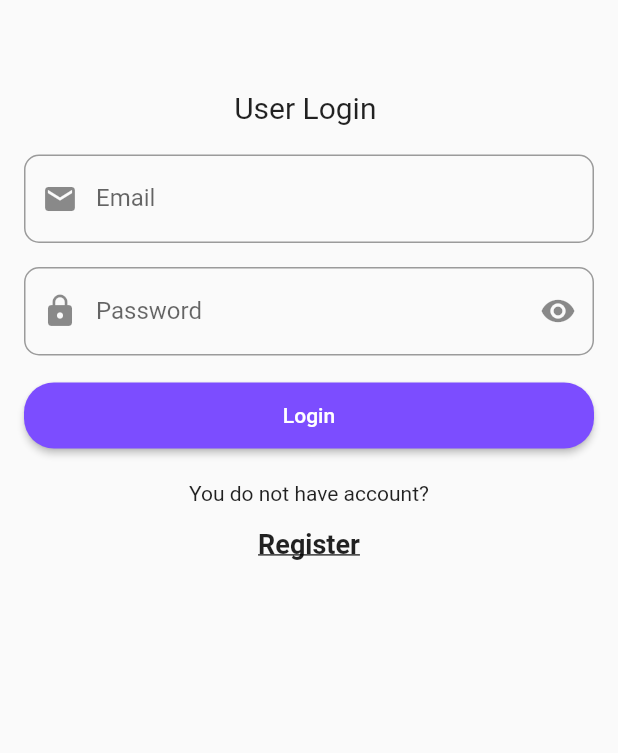
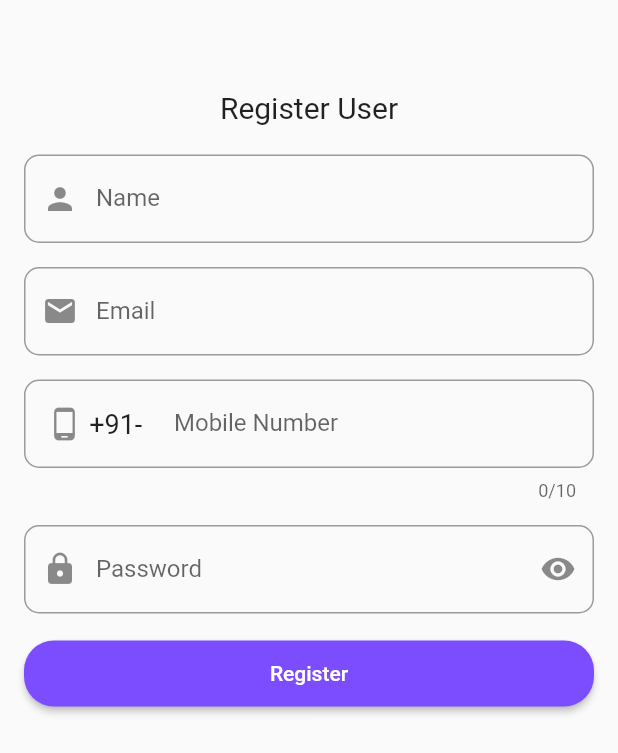
Before and after one commit to sksinghdev/Login-Demo, a Flutter app: the screen it shows after launch, after a tap on "Register", on a phone screen of 412 x 824 dp. Shown: the top 753 px of the screen. Run offline on Flutter 3.47's test engine with Material 2 defaults, Android fonts, the phone set to English and light mode, and no system bars; our stand-ins replace get, get_storage.

Commit message:
Registration Page commit

```diff
--- a/login_demo/lib/app/modules/login/controllers/login_controller.dart
+++ b/login_demo/lib/app/modules/login/controllers/login_controller.dart
@@ -49,7 +49,7 @@ class LoginController extends GetxController with ValidationMixin {
   }
 
   navigateToRegisterView() {
-
+    Get.toNamed(Routes.REGISTER);
   }
 
   navigateToHomeView() {
--- /dev/null
+++ b/login_demo/lib/app/modules/register/bindings/register_binding.dart
@@ -0,0 +1,12 @@
+import 'package:get/get.dart';
+
+import '../controllers/register_controller.dart';
+
+class RegisterBinding extends Bindings {
+  @override
+  void dependencies() {
+    Get.lazyPut<RegisterController>(
+      () => RegisterController(),
+    );
+  }
+}
--- /dev/null
+++ b/login_demo/lib/app/modules/register/controllers/register_controller.dart
@@ -0,0 +1,76 @@
+import 'package:flutter/material.dart';
+import 'package:get/get.dart';
+import 'package:get_storage/get_storage.dart';
+import 'package:login_demo/app/routes/app_pages.dart';
+import 'package:login_demo/app/utils/validator.dart';
+
+class RegisterController extends GetxController with ValidationMixin {
+  final GlobalKey<FormState> registerFormKey = GlobalKey<FormState>();
+  late TextEditingController nameController,
+      emailController,
+      mobileController,
+      passwordController;
+  final hidePassword = true.obs;
+  final box = GetStorage();
+
+  @override
+  void onInit() {
+    super.onInit();
+    nameController = new TextEditingController();
+    emailController = new TextEditingController();
+    mobileController = new TextEditingController();
+    passwordController = new TextEditingController();
+  }
+
+  void updatePasswordView() {
+     hidePassword.value = !hidePassword.value;
+   }
+
+  String? validateMobileView(String value) {
+    return value.length <= 0 ? '' : validateMobile(value);
+  }
+
+  String? validateEmailView(String value) {
+    return value.length <= 0 ? '' : validateEmail(value);
+  }
+
+  String? validateNameView(String value) {
+    return value.length <= 0 ? '' : validateName(value);
+  }
+
+  String? validatePasswordView(String value) {
+    return value.length <= 0 ? '' : validatePassword(value);
+  }
+
+  void checkRegister() {
+    final isValid = registerFormKey.currentState!.validate();
+    if (!isValid) {
+      return;
+    } else {
+      String? userEmail = box.read('email');
+      if (userEmail == emailController.text) {
+        Get.snackbar("Alert", "Email already exists");
+      } else {
+        box.write('name', nameController.text);
+        box.write('email', emailController.text);
+        box.write('mobile', '+91- '+mobileController.text);
+        box.write('password', passwordController.text);
+        Get.snackbar("Alert", "User register successfully");
+        box.write('home', true);
+      }
+    }
+    registerFormKey.currentState!.save();
+  }
+
+  @override
+  void onReady() {
+    super.onReady();
+  }
+
+  @override
+  void onClose() {
+    emailController.dispose();
+    passwordController.dispose();
+    nameController.dispose();
+  }
+}
--- /dev/null
+++ b/login_demo/lib/app/modules/register/views/register_view.dart
@@ -0,0 +1,160 @@
+import 'package:flutter/material.dart';
+
+import 'package:get/get.dart';
+
+import '../controllers/register_controller.dart';
+
+class RegisterView extends GetView<RegisterController> {
+  @override
+  Widget build(BuildContext context) {
+    return Scaffold(
+      body: SafeArea(
+        child: Container(
+          margin: EdgeInsets.only(top: 60, left: 16, right: 16),
+          width: context.width,
+          height: context.height,
+          child: SingleChildScrollView(
+            child: Form(
+              key: controller.registerFormKey,
+              child: Column(
+                children: [
+                  Text(
+                    "Register User",
+                    style: TextStyle(fontSize: 20),
+                  ),
+                  SizedBox(
+                    height: 20,
+                  ),
+                  TextFormField(
+                    decoration: InputDecoration(
+                      border: OutlineInputBorder(
+                        borderRadius: BorderRadius.circular(10),
+                      ),
+                      labelText: "Name",
+                      prefixIcon: Icon(Icons.person),
+                    ),
+                    keyboardType: TextInputType.name,
+                    controller: controller.nameController,
+                    onSaved: (value) {
+                      // controller.name = value!;
+                    },
+                    validator: (value) {
+                      return controller.validateNameView(value!);
+                    },
+                  ),
+                  SizedBox(
+                    height: 16,
+                  ),
+                  TextFormField(
+                    decoration: InputDecoration(
+                      border: OutlineInputBorder(
+                        borderRadius: BorderRadius.circular(10),
+                      ),
+                      labelText: "Email",
+                      prefixIcon: Icon(Icons.email),
+                    ),
+                    keyboardType: TextInputType.emailAddress,
+                    controller: controller.emailController,
+                    onSaved: (value) {
+                      // controller.email = value!;
+                    },
+                    validator: (value) {
+                      return controller.validateEmailView(value!);
+                    },
+                  ),
+                  SizedBox(
+                    height: 16,
+                  ),
+                  TextFormField(
+                    decoration: InputDecoration(
+                      border: OutlineInputBorder(
+                        borderRadius: BorderRadius.circular(10),
+                      ),
+                      labelText: "Mobile Number",
+                      prefixIcon: Container(
+                        width: 100,
+                        child: Row(
+                          children: [
+                            SizedBox(
+                              width: 15,
+                            ),
+                            Icon(Icons.phone_android),
+                            Text(
+                              " +91- ",
+                              style: TextStyle(fontSize: 18),
+                            )
+                          ],
+                        ),
+                      ),
+                    ),
+                    maxLength: 10,
+                    keyboardType: TextInputType.phone,
+                    controller: controller.mobileController,
+                    validator: (value) {
+                      return controller.validateMobileView(value!);
+                    },
+                  ),
+                  SizedBox(
+                    height: 16,
+                  ),
+                  Obx(() => TextFormField(
+                        decoration: InputDecoration(
+                            border: OutlineInputBorder(
+                              borderRadius: BorderRadius.circular(10),
+                            ),
+                            labelText: "Password",
+                            prefixIcon: Icon(Icons.lock),
+                            suffixIcon: Obx(() => IconButton(
+                                  icon: Icon(
+                                    controller.hidePassword.value
+                                        ? Icons.visibility
+                                        : Icons.visibility_off,
+                                  ),
+                                  onPressed: () {
+                                    controller.updatePasswordView();
+                                  },
+                                ))),
+                        keyboardType: TextInputType.visiblePassword,
+                        obscureText: controller.hidePassword.value,
+                        controller: controller.passwordController,
+                        validator: (value) {
+                          return controller.validatePasswordView(value!);
+                        },
+                      )),
+                  SizedBox(
+                    height: 16,
+                  ),
+                  ConstrainedBox(
+                    constraints: BoxConstraints.tightFor(width: context.width),
+                    child: ElevatedButton(
+                      style: ButtonStyle(
+                        shape: MaterialStateProperty.all(
+                          RoundedRectangleBorder(
+                            borderRadius: BorderRadius.circular(20),
+                          ),
+                        ),
+                        backgroundColor:
+                            MaterialStateProperty.all(Colors.deepPurpleAccent),
+                        padding: MaterialStateProperty.all(EdgeInsets.all(14)),
+                      ),
+                      child: Text(
+                        "Register",
+                        style: TextStyle(fontSize: 14, color: Colors.white),
+                      ),
+                      onPressed: () {
+                        controller.checkRegister();
+                      },
+                    ),
+                  ),
+                  SizedBox(
+                    height: 20,
+                  ),
+                ],
+              ),
+            ),
+          ),
+        ),
+      ),
+    );
+  }
+}
--- a/login_demo/lib/app/routes/app_pages.dart
+++ b/login_demo/lib/app/routes/app_pages.dart
@@ -2,6 +2,8 @@ import 'package:get/get.dart';
 
 import 'package:login_demo/app/modules/login/bindings/login_binding.dart';
 import 'package:login_demo/app/modules/login/views/login_view.dart';
+import 'package:login_demo/app/modules/register/bindings/register_binding.dart';
+import 'package:login_demo/app/modules/register/views/register_view.dart';
 
 part 'app_routes.dart';
 
@@ -16,5 +18,10 @@ class AppPages {
       page: () => LoginView(),
       binding: LoginBinding(),
     ),
+    GetPage(
+      name: _Paths.REGISTER,
+      page: () => RegisterView(),
+      binding: RegisterBinding(),
+    ),
   ];
 }
--- a/login_demo/lib/app/routes/app_routes.dart
+++ b/login_demo/lib/app/routes/app_routes.dart
@@ -5,8 +5,10 @@ abstract class Routes {
   Routes._();
 
   static const LOGIN = _Paths.LOGIN;
+  static const REGISTER = _Paths.REGISTER;
 }
 
 abstract class _Paths {
   static const LOGIN = '/login';
+  static const REGISTER = '/register';
 }
```
